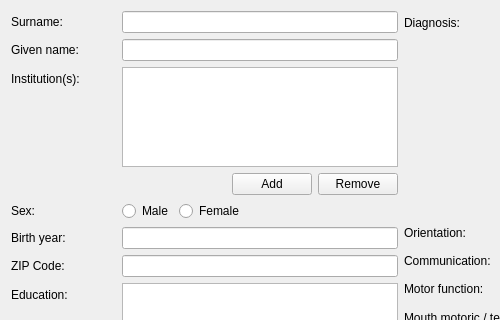
This is ssc/src/details.ui in KDE/simon as Qt 5 draws it before an edit; both pictures show x 0 to 500 and y 0 to 320 of the 801 by 573 pixel window. The edited form follows.
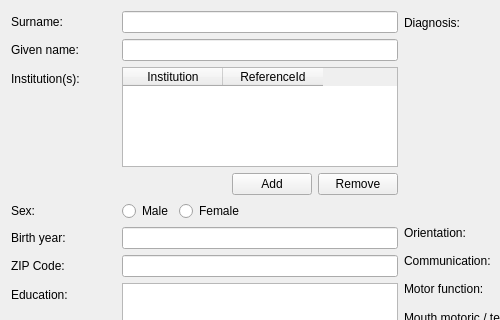
This is the edited form. Custom widgets are drawn as their Qt base class.

Commit message: Implementing user - institution association

Patch:
```diff
--- a/ssc/src/details.ui
+++ b/ssc/src/details.ui
@@ -46,40 +46,6 @@
        </property>
       </widget>
      </item>
-     <item row="2" column="1">
-      <widget class="QListView" name="lvInstitution">
-       <property name="sizePolicy">
-        <sizepolicy hsizetype="Expanding" vsizetype="Expanding">
-         <horstretch>0</horstretch>
-         <verstretch>0</verstretch>
-        </sizepolicy>
-       </property>
-       <property name="minimumSize">
-        <size>
-         <width>0</width>
-         <height>0</height>
-        </size>
-       </property>
-       <property name="maximumSize">
-        <size>
-         <width>16777215</width>
-         <height>100</height>
-        </size>
-       </property>
-       <property name="sizeIncrement">
-        <size>
-         <width>0</width>
-         <height>0</height>
-        </size>
-       </property>
-       <property name="baseSize">
-        <size>
-         <width>0</width>
-         <height>0</height>
-        </size>
-       </property>
-      </widget>
-     </item>
      <item row="3" column="1">
       <layout class="QHBoxLayout" name="horizontalLayout_3">
        <item>
@@ -197,6 +163,29 @@
      <item row="9" column="1">
       <widget class="QComboBox" name="cbMothersTongue"/>
      </item>
+     <item row="2" column="1">
+      <widget class="QTableWidget" name="twInstitutions">
+       <property name="maximumSize">
+        <size>
+         <width>16777215</width>
+         <height>100</height>
+        </size>
+       </property>
+       <property name="selectionMode">
+        <enum>QAbstractItemView::SingleSelection</enum>
+       </property>
+       <column>
+        <property name="text">
+         <string>Institution</string>
+        </property>
+       </column>
+       <column>
+        <property name="text">
+         <string>ReferenceId</string>
+        </property>
+       </column>
+      </widget>
+     </item>
     </layout>
    </item>
    <item>
```
Left out of the diff: 4 changed lines with no effect on the pictures. The commit also changes 22 other files.
